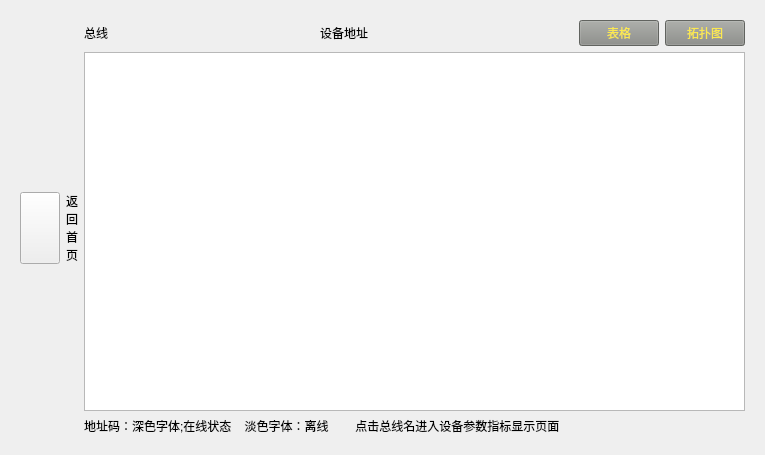
This is View/date2view.ui in Sgr-H/gzj5th as Qt 5 draws it before an edit. The edited form follows.
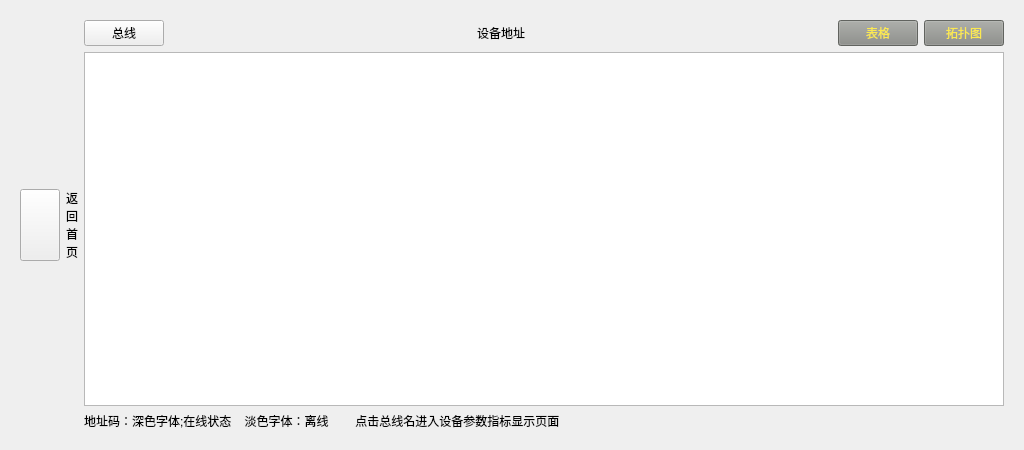
This is the edited form.

Diff of the .ui file:
```diff
--- a/View/date2view.ui
+++ b/View/date2view.ui
@@ -6,8 +6,8 @@
    <rect>
     <x>0</x>
     <y>0</y>
-    <width>765</width>
-    <height>455</height>
+    <width>1024</width>
+    <height>450</height>
    </rect>
   </property>
   <property name="windowTitle">
@@ -79,7 +79,7 @@
         <item>
          <layout class="QHBoxLayout" name="horizontalLayout">
           <item>
-           <widget class="QLabel" name="label_2">
+           <widget class="QPushButton" name="pushButton_4">
             <property name="text">
              <string>总线</string>
             </property>
```
